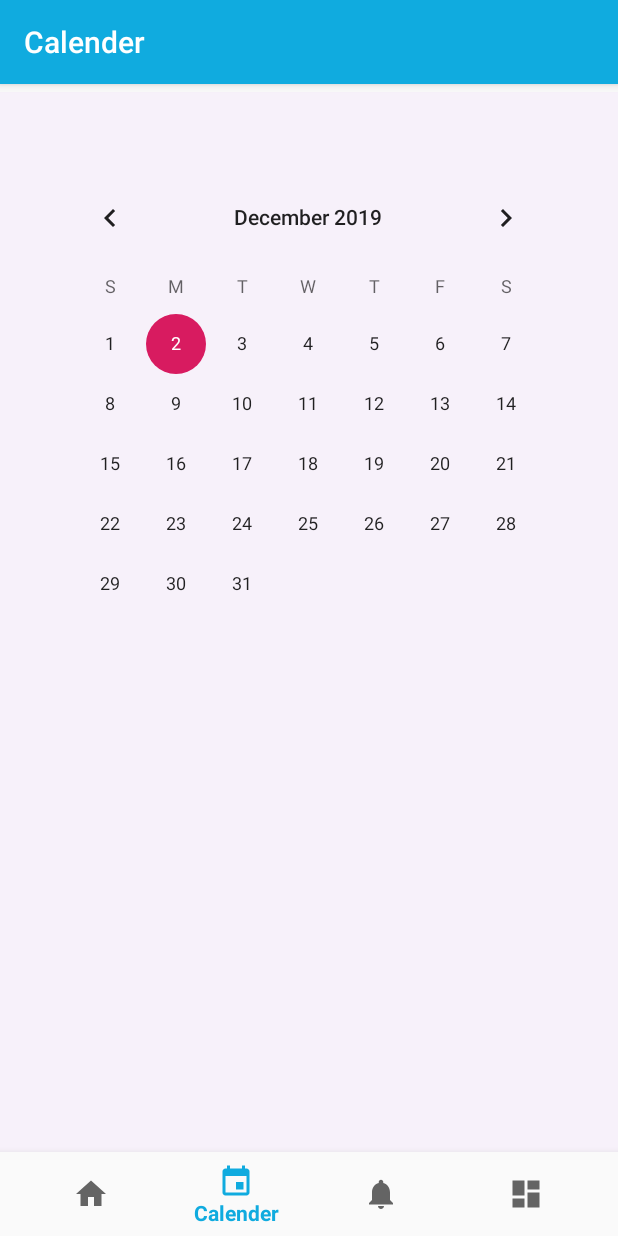
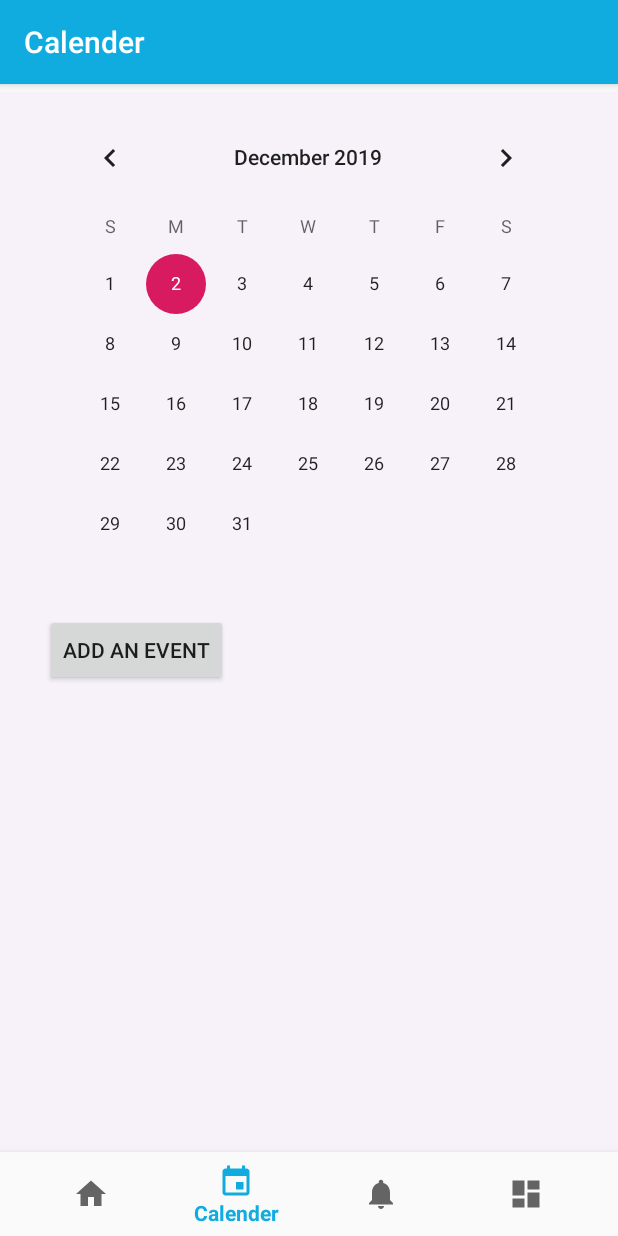
Before and after one commit to gayatri-sapra/3354-jjags, an Android app: the CalenderFragment screen opened through its navigation route, on a phone screen of 412 x 824 dp. Run offline under Robolectric (Android 15) with nearby library versions, the phone set to English and light mode, and no system bars; our stand-ins replace navigation-ui.

Commit message:
quality of life changes and added button in calendarView

```diff
--- a/PetNannyDEV/app/src/main/java/com/example/petnannydev/MainActivity.java
+++ b/PetNannyDEV/app/src/main/java/com/example/petnannydev/MainActivity.java
@@ -1,6 +1,8 @@
 package com.example.petnannydev;
 
 import android.os.Bundle;
+import android.view.View;
+import android.widget.Button;
 
 import com.google.android.material.bottomnavigation.BottomNavigationView;
 
@@ -11,6 +13,7 @@ import androidx.navigation.ui.AppBarConfiguration;
 import androidx.navigation.ui.NavigationUI;
 
 public class MainActivity extends AppCompatActivity {
+
 
     @Override
     protected void onCreate(Bundle savedInstanceState) {
@@ -27,6 +30,14 @@ public class MainActivity extends AppCompatActivity {
         NavController navController = Navigation.findNavController(this, R.id.nav_host_fragment);
         NavigationUI.setupActionBarWithNavController(this, navController, appBarConfiguration);
         NavigationUI.setupWithNavController(navView, navController);
+
+
+
+
+    }
+
+    public void eventPage(View view){
+
     }
 
 }
--- a/PetNannyDEV/app/src/main/res/layout/fragment_calender.xml
+++ b/PetNannyDEV/app/src/main/res/layout/fragment_calender.xml
@@ -11,9 +11,20 @@
 
         android:layout_width="wrap_content"
         android:layout_height="wrap_content"
-        android:layout_marginTop="50dp"
+        android:layout_marginTop="10dp"
         app:layout_constraintEnd_toEndOf="parent"
         app:layout_constraintHorizontal_bias="0.491"
         app:layout_constraintStart_toStartOf="parent"
         app:layout_constraintTop_toTopOf="parent" />
+
+    <Button
+        android:id="@+id/eventButton"
+        android:layout_width="wrap_content"
+        android:layout_height="wrap_content"
+        android:onClick="eventPage"
+        android:text="Add an Event"
+        app:layout_constraintEnd_toEndOf="parent"
+        app:layout_constraintHorizontal_bias="0.103"
+        app:layout_constraintStart_toStartOf="parent"
+        app:layout_constraintTop_toBottomOf="@+id/calendarView" />
 </androidx.constraintlayout.widget.ConstraintLayout>
--- a/PetNannyDEV/app/src/main/res/layout/fragment_medical_history.xml
+++ b/PetNannyDEV/app/src/main/res/layout/fragment_medical_history.xml
@@ -75,7 +75,7 @@
                 android:layout_marginLeft="80dp"
                 android:hint="Vet Phone Number"
                 android:inputType="phone"
-                android:maxLength="10" />
+                android:maxLength="12" />
 
             <TextView
                 android:id="@+id/givenShotsTitle"
```
